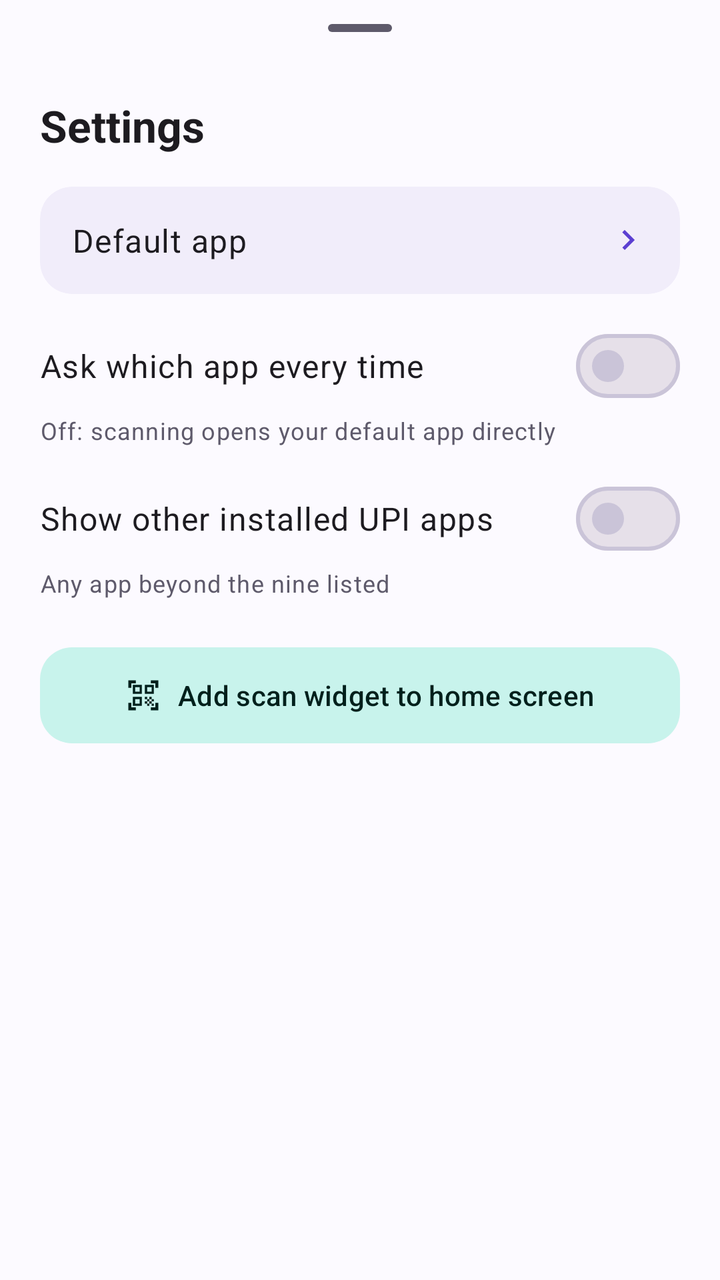
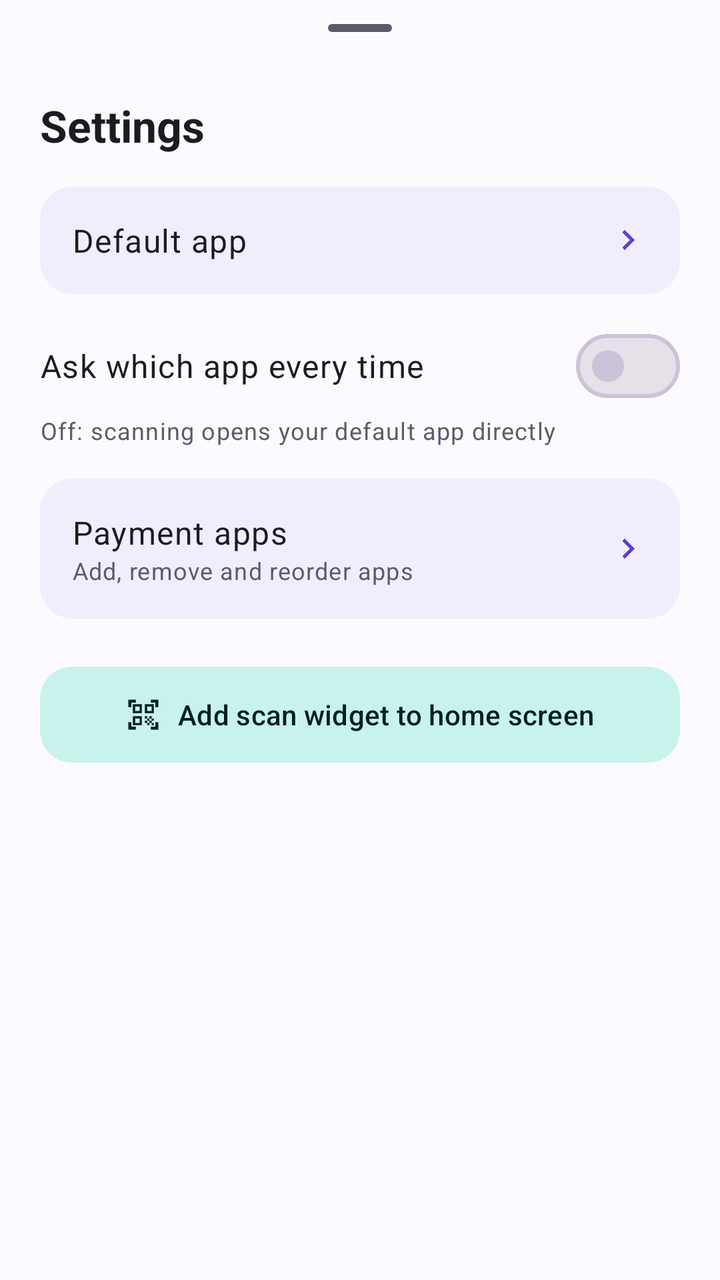

An Android layout rendered at two revisions. The XML below is the earlier revision; the diff shows what the commit changed to produce the second picture.
<!-- AndroidManifest.xml: application theme Theme.UpiHub -->
<!-- res/layout/sheet_settings.xml -->
<?xml version="1.0" encoding="utf-8"?>
<LinearLayout xmlns:android="http://schemas.android.com/apk/res/android"
    xmlns:app="http://schemas.android.com/apk/res-auto"
    android:layout_width="match_parent"
    android:layout_height="wrap_content"
    android:orientation="vertical"
    android:paddingHorizontal="20dp"
    android:paddingBottom="24dp">

    <com.google.android.material.bottomsheet.BottomSheetDragHandleView
        android:layout_width="match_parent"
        android:layout_height="wrap_content" />

    <TextView
        android:layout_width="wrap_content"
        android:layout_height="wrap_content"
        android:text="@string/settings"
        android:textAppearance="?attr/textAppearanceTitleLarge"
        android:textStyle="bold" />

    <com.google.android.material.card.MaterialCardView
        android:id="@+id/defaultRow"
        style="@style/Widget.Material3.CardView.Filled"
        android:layout_width="match_parent"
        android:layout_height="wrap_content"
        android:layout_marginTop="16dp"
        app:cardBackgroundColor="?attr/colorSurfaceContainer"
        app:cardCornerRadius="16dp">

        <LinearLayout
            android:layout_width="match_parent"
            android:layout_height="wrap_content"
            android:gravity="center_vertical"
            android:orientation="horizontal"
            android:padding="16dp">

            <TextView
                android:layout_width="0dp"
                android:layout_height="wrap_content"
                android:layout_weight="1"
                android:text="@string/default_app"
                android:textAppearance="?attr/textAppearanceBodyLarge" />

            <TextView
                android:id="@+id/defaultValue"
                android:layout_width="wrap_content"
                android:layout_height="wrap_content"
                android:textAppearance="?attr/textAppearanceLabelLarge"
                android:textColor="?attr/colorPrimary" />

            <ImageView
                android:layout_width="20dp"
                android:layout_height="20dp"
                android:importantForAccessibility="no"
                android:src="@drawable/ic_chevron_right"
                app:tint="?attr/colorPrimary" />
        </LinearLayout>
    </com.google.android.material.card.MaterialCardView>

    <com.google.android.material.materialswitch.MaterialSwitch
        android:id="@+id/alwaysAskSwitch"
        android:layout_width="match_parent"
        android:layout_height="wrap_content"
        android:layout_marginTop="12dp"
        android:text="@string/ask_every_time"
        android:textAppearance="?attr/textAppearanceBodyLarge" />

    <TextView
        android:layout_width="wrap_content"
        android:layout_height="wrap_content"
        android:text="@string/ask_every_time_summary"
        android:textAppearance="?attr/textAppearanceBodySmall"
        android:textColor="?attr/colorOnSurfaceVariant" />

    <com.google.android.material.materialswitch.MaterialSwitch
        android:id="@+id/showOthersSwitch"
        android:layout_width="match_parent"
        android:layout_height="wrap_content"
        android:layout_marginTop="12dp"
        android:text="@string/show_other_apps"
        android:textAppearance="?attr/textAppearanceBodyLarge" />

    <TextView
        android:layout_width="wrap_content"
        android:layout_height="wrap_content"
        android:text="@string/show_other_apps_summary"
        android:textAppearance="?attr/textAppearanceBodySmall"
        android:textColor="?attr/colorOnSurfaceVariant" />

    <com.google.android.material.button.MaterialButton
        android:id="@+id/addWidgetButton"
        style="@style/Widget.Material3.Button.TonalButton"
        android:layout_width="match_parent"
        android:layout_height="56dp"
        android:layout_marginTop="20dp"
        android:text="@string/add_widget"
        app:cornerRadius="16dp"
        app:icon="@drawable/ic_qr_scan"
        app:iconGravity="textStart" />

    <TextView
        android:id="@+id/versionText"
        android:layout_width="wrap_content"
        android:layout_height="wrap_content"
        android:layout_marginTop="24dp"
        android:textAppearance="?attr/textAppearanceBodySmall"
        android:textColor="?attr/colorOnSurfaceVariant" />
</LinearLayout>
<!-- resources referenced by this layout -->
<resources>
  <!-- drawable ic_chevron_right (drawable) -->
  <vector xmlns:android="http://schemas.android.com/apk/res/android"
      android:width="24dp" android:height="24dp"
      android:viewportWidth="24" android:viewportHeight="24"
      android:tint="?attr/colorControlNormal">
      <path android:fillColor="@android:color/white" android:pathData="M10,6L8.59,7.41 13.17,12l-4.58,4.59L10,18l6,-6z" />
  </vector>
  <!-- drawable ic_qr_scan (drawable) -->
  <vector xmlns:android="http://schemas.android.com/apk/res/android"
      android:width="24dp" android:height="24dp"
      android:viewportWidth="24" android:viewportHeight="24">
      <path android:fillColor="#FFFFFF"
          android:pathData="M9.5,6.5v3h-3v-3H9.5M11,5H5v6h6V5L11,5zM9.5,14.5v3h-3v-3H9.5M11,13H5v6h6V13L11,13zM17.5,6.5v3h-3v-3H17.5M19,5h-6v6h6V5L19,5zM13,13h1.5v1.5H13V13zM14.5,14.5H16V16h-1.5V14.5zM16,13h1.5v1.5H16V13zM13,16h1.5v1.5H13V16zM14.5,17.5H16V19h-1.5V17.5zM16,16h1.5v1.5H16V16zM17.5,14.5H19V16h-1.5V14.5zM17.5,17.5H19V19h-1.5V17.5zM22,7h-2V4h-3V2h5V7zM22,22v-5h-2v3h-3v2H22zM2,22h5v-2H4v-3H2V22zM2,2v5h2V4h3V2H2z" />
  </vector>
  <string name="add_widget">Add scan widget to home screen</string>
  <string name="ask_every_time">Ask which app every time</string>
  <string name="ask_every_time_summary">Off: scanning opens your default app directly</string>
  <string name="default_app">Default app</string>
  <string name="settings">Settings</string>
  <string name="show_other_apps">Show other installed UPI apps</string>
  <string name="show_other_apps_summary">Any app beyond the nine listed</string>
  <style name="Theme.UpiHub" parent="Theme.Material3.DayNight.NoActionBar">
          <item name="colorPrimary">@color/brand_primary</item>
          <item name="colorOnPrimary">@color/brand_on_primary</item>
          <item name="colorPrimaryContainer">@color/brand_primary_container</item>
          <item name="colorOnPrimaryContainer">@color/brand_on_primary_container</item>
          <item name="colorSecondary">@color/brand_secondary</item>
          <item name="colorSecondaryContainer">@color/brand_secondary_container</item>
          <item name="colorOnSecondaryContainer">@color/brand_on_secondary_container</item>
          <item name="colorSurface">@color/brand_surface</item>
          <item name="colorSurfaceContainer">@color/brand_surface_container</item>
          <item name="colorSurfaceContainerLow">@color/brand_surface_container</item>
          <item name="colorSurfaceContainerHigh">@color/brand_surface_container</item>
          <item name="colorOnSurface">@color/brand_on_surface</item>
          <item name="colorOnSurfaceVariant">@color/brand_on_surface_variant</item>
          <item name="colorOutline">@color/brand_outline</item>
          <item name="colorOutlineVariant">@color/brand_outline</item>
          <item name="android:colorBackground">@color/brand_surface</item>
          <item name="colorError">@color/error</item>
      </style>
  <color name="brand_primary">#5B3FD1</color>
  <color name="brand_on_primary">#FFFFFF</color>
  <color name="brand_primary_container">#E8E0FF</color>
  <color name="brand_on_primary_container">#1D0B66</color>
  <color name="brand_secondary">#00897B</color>
  <color name="brand_secondary_container">#C8F3EC</color>
  <color name="brand_on_secondary_container">#00201C</color>
  <color name="brand_surface">#FCFAFF</color>
  <color name="brand_surface_container">#F1EDFA</color>
  <color name="brand_on_surface">#1B1A21</color>
  <color name="brand_on_surface_variant">#5E5A6B</color>
  <color name="brand_outline">#CAC4D8</color>
  <color name="error">#BA1A1A</color>
</resources>

<!-- the commit's change to res/layout/sheet_settings.xml (unified diff, before → after) -->
@@ -72,20 +72,57 @@
         android:textAppearance="?attr/textAppearanceBodySmall"
         android:textColor="?attr/colorOnSurfaceVariant" />
 
-    <com.google.android.material.materialswitch.MaterialSwitch
-        android:id="@+id/showOthersSwitch"
+    <com.google.android.material.card.MaterialCardView
+        android:id="@+id/appsRow"
+        style="@style/Widget.Material3.CardView.Filled"
         android:layout_width="match_parent"
         android:layout_height="wrap_content"
-        android:layout_marginTop="12dp"
-        android:text="@string/show_other_apps"
-        android:textAppearance="?attr/textAppearanceBodyLarge" />
+        android:layout_marginTop="16dp"
+        app:cardBackgroundColor="?attr/colorSurfaceContainer"
+        app:cardCornerRadius="16dp">
 
-    <TextView
-        android:layout_width="wrap_content"
-        android:layout_height="wrap_content"
-        android:text="@string/show_other_apps_summary"
-        android:textAppearance="?attr/textAppearanceBodySmall"
-        android:textColor="?attr/colorOnSurfaceVariant" />
+        <LinearLayout
+            android:layout_width="match_parent"
+            android:layout_height="wrap_content"
+            android:gravity="center_vertical"
+            android:orientation="horizontal"
+            android:padding="16dp">
+
+            <LinearLayout
+                android:layout_width="0dp"
+                android:layout_height="wrap_content"
+                android:layout_weight="1"
+                android:orientation="vertical">
+
+                <TextView
+                    android:layout_width="wrap_content"
+                    android:layout_height="wrap_content"
+                    android:text="@string/manage_apps"
+                    android:textAppearance="?attr/textAppearanceBodyLarge" />
+
+                <TextView
+                    android:layout_width="wrap_content"
+                    android:layout_height="wrap_content"
+                    android:text="@string/manage_apps_summary"
+                    android:textAppearance="?attr/textAppearanceBodySmall"
+                    android:textColor="?attr/colorOnSurfaceVariant" />
+            </LinearLayout>
+
+            <TextView
+                android:id="@+id/appsValue"
+                android:layout_width="wrap_content"
+                android:layout_height="wrap_content"
+                android:textAppearance="?attr/textAppearanceLabelLarge"
+                android:textColor="?attr/colorPrimary" />
+
+            <ImageView
+                android:layout_width="20dp"
+                android:layout_height="20dp"
+                android:importantForAccessibility="no"
+                android:src="@drawable/ic_chevron_right"
+                app:tint="?attr/colorPrimary" />
+        </LinearLayout>
+    </com.google.android.material.card.MaterialCardView>
 
     <com.google.android.material.button.MaterialButton
         android:id="@+id/addWidgetButton"
<!-- resource entries referenced after the edit -->
@@ -18,9 +18,9 @@
   <string name="ask_every_time">Ask which app every time</string>
   <string name="ask_every_time_summary">Off: scanning opens your default app directly</string>
   <string name="default_app">Default app</string>
+  <string name="manage_apps">Payment apps</string>
+  <string name="manage_apps_summary">Add, remove and reorder apps</string>
   <string name="settings">Settings</string>
-  <string name="show_other_apps">Show other installed UPI apps</string>
-  <string name="show_other_apps_summary">Any app beyond the nine listed</string>
   <style name="Theme.UpiHub" parent="Theme.Material3.DayNight.NoActionBar">
           <item name="colorPrimary">@color/brand_primary</item>
           <item name="colorOnPrimary">@color/brand_on_primary</item>
